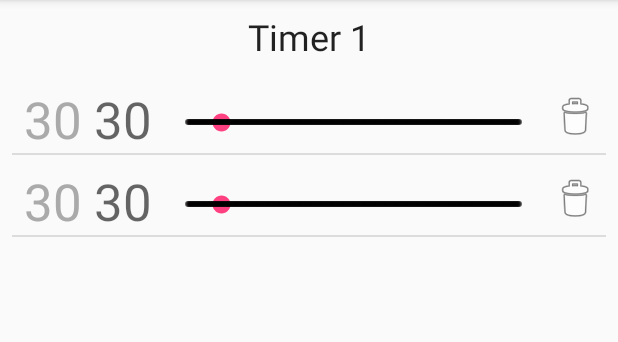
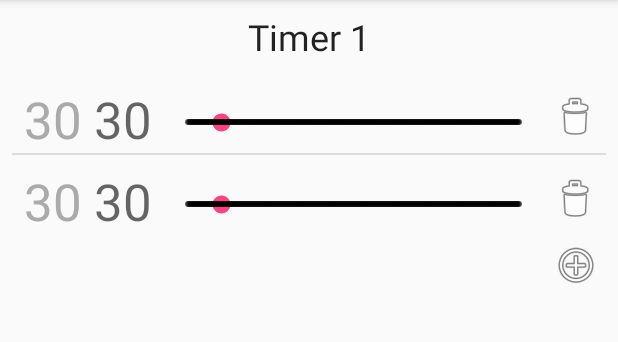
Before and after one commit to jeancharles-roger/SportTimerAndroid, an Android app: the screen it shows after launch (MainActivity), on a phone screen of 412 x 824 dp, the part 96-438 px from its top. Run offline under Robolectric (Android 15) with nearby library versions, the light colour scheme and no system bars.

Commit message:
Adds duration add button

```diff
--- a/app/src/main/java/fr/minibilles/sporttimer/TimerFragment.kt
+++ b/app/src/main/java/fr/minibilles/sporttimer/TimerFragment.kt
@@ -25,8 +25,13 @@ class TimerFragment : Fragment() {
         val rootView = inflater.inflate(R.layout.fragment_main, container, false)
         rootView.timer_name.text = timer.name
 
-        rootView.timers.adapter = DurationAdapter(context, timer.durations)
+        val durationAdapter = DurationAdapter(context, timer.durations)
+        rootView.timers.adapter = durationAdapter
 
+        rootView.add_duration.setOnClickListener {
+            timer.durations.add(30)
+            durationAdapter.notifyDataSetInvalidated()
+        }
         // TODO Localized string
         // getString(R.string.section_format, arguments.getInt(ARG_TIMER_ID))
         return rootView
--- a/app/src/main/res/layout/fragment_main.xml
+++ b/app/src/main/res/layout/fragment_main.xml
@@ -22,13 +22,24 @@
     <ListView
         android:id="@+id/timers"
         android:layout_width="0dp"
-        android:layout_height="0dp"
+        android:layout_height="wrap_content"
         android:layout_marginEnd="8dp"
         android:layout_marginStart="8dp"
         android:layout_marginTop="8dp"
-        app:layout_constraintBottom_toBottomOf="parent"
         app:layout_constraintEnd_toEndOf="parent"
         app:layout_constraintStart_toStartOf="parent"
         app:layout_constraintTop_toBottomOf="@+id/timer_name" />
 
+    <ImageButton
+        android:id="@+id/add_duration"
+        android:layout_width="wrap_content"
+        android:layout_height="wrap_content"
+        android:layout_marginEnd="12dp"
+        android:layout_marginTop="4dp"
+        android:background="@android:color/transparent"
+        android:contentDescription="@string/add_duration"
+        android:src="@android:drawable/ic_menu_add"
+        app:layout_constraintEnd_toEndOf="parent"
+        app:layout_constraintTop_toBottomOf="@+id/timers" />
+
 </android.support.constraint.ConstraintLayout>
--- a/app/src/main/res/values/strings.xml
+++ b/app/src/main/res/values/strings.xml
@@ -2,4 +2,5 @@
     <string name="app_name">Sport Timer</string>
     <string name="action_settings">Settings</string>
     <string name="delete_duration">Delete duration</string>
+    <string name="add_duration">Add duration</string>
 </resources>
```
